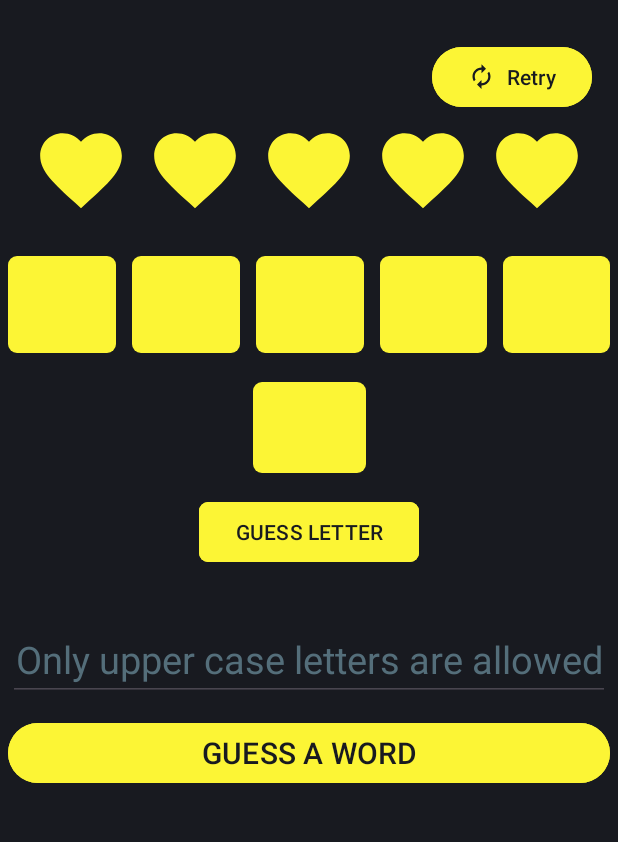
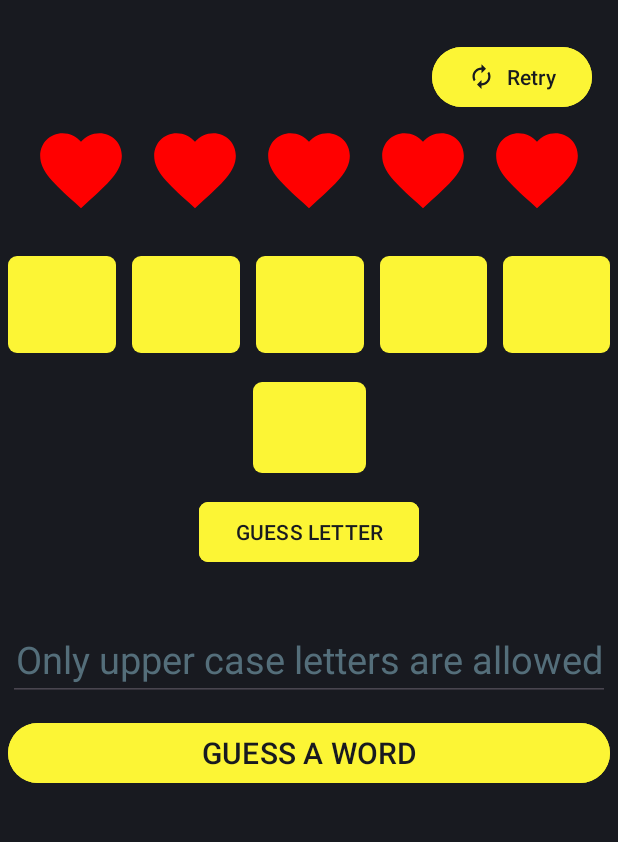
Before and after one commit to CFYusaCapraz/WordGuessGame, an Android app: the screen it shows after launch (MainActivity), on a phone screen of 412 x 824 dp, the part 156-998 px from its top. Run offline under Robolectric (Android 15) with nearby library versions, the phone set to English and light mode, and no system bars.

Commit message:
Changed logo and color of the hearts

```diff
--- a/app/src/main/AndroidManifest.xml
+++ b/app/src/main/AndroidManifest.xml
@@ -6,9 +6,9 @@
         android:allowBackup="true"
         android:dataExtractionRules="@xml/data_extraction_rules"
         android:fullBackupContent="@xml/backup_rules"
-        android:icon="@mipmap/ic_launcher"
+        android:icon="@mipmap/icon"
         android:label="@string/app_name"
-        android:roundIcon="@mipmap/ic_launcher_round"
+        android:roundIcon="@mipmap/icon_round"
         android:supportsRtl="true"
         android:theme="@style/Theme.WordGuess"
         tools:targetApi="31">
--- a/app/src/main/res/drawable/heart.xml
+++ b/app/src/main/res/drawable/heart.xml
@@ -4,6 +4,6 @@
     android:viewportWidth="24.0"
     android:viewportHeight="24.0">
     <path
-        android:fillColor="@color/dark_yellow"
+        android:fillColor="@color/red"
         android:pathData="M12,21.35l-1.45,-1.32C5.4,15.36 2,12.28 2,8.5 2,5.42 4.42,3 7.5,3c1.74,0 3.41,0.81 4.5,2.09C13.09,3.81 14.76,3 16.5,3 19.58,3 22,5.42 22,8.5c0,3.78 -3.4,6.86 -8.55,11.54L12,21.35z"/>
 </vector>
--- a/app/src/main/res/values/colors.xml
+++ b/app/src/main/res/values/colors.xml
@@ -4,4 +4,5 @@
     <color name="white">#FFFFFFFF</color>
     <color name="dark_yellow">#FCF535</color>
     <color name="dark_blue">#181A20</color>
+    <color name="red">#FF0000</color>
 </resources>
--- a/app/src/main/res/values/themes.xml
+++ b/app/src/main/res/values/themes.xml
@@ -3,6 +3,7 @@
     <style name="Base.Theme.WordGuess" parent="Theme.Material3.DayNight.NoActionBar">
         <!-- Customize your light theme here. -->
         <!-- <item name="colorPrimary">@color/my_light_primary</item> -->
+        <item name="android:statusBarColor">#181A20</item>
     </style>
 
     <style name="Theme.WordGuess" parent="Base.Theme.WordGuess" />
```
